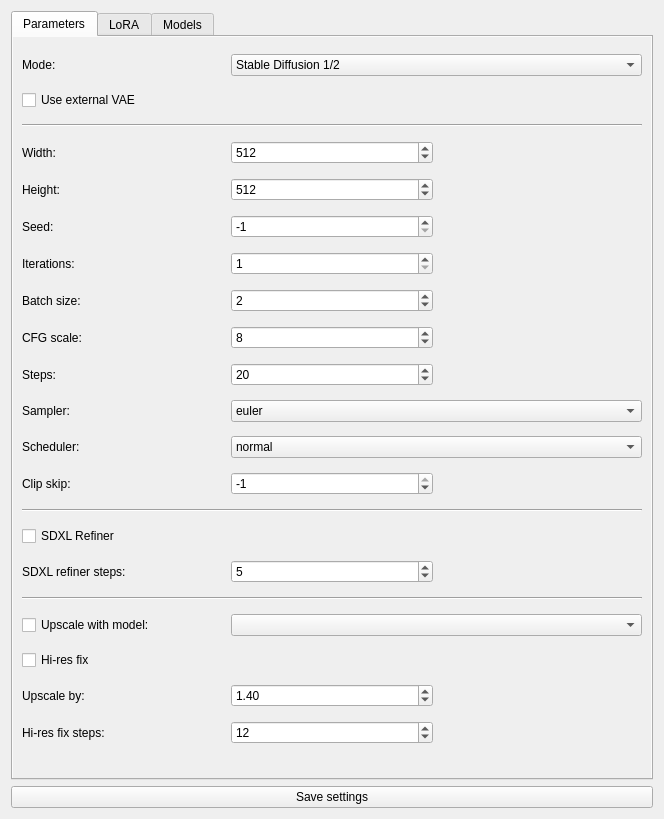
First picture: the form in assets/ui/settings_window.ui, repository shinomakoi/SnugQt, before the edit.
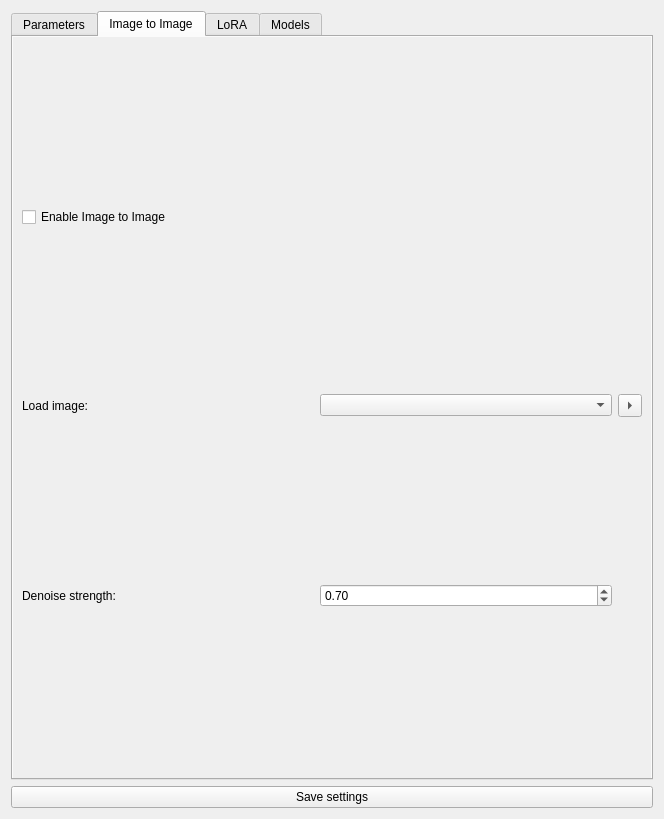
Second picture: the form after the edit. The open tabs and pages were chosen to show the change.

```diff
--- a/assets/ui/settings_window.ui
+++ b/assets/ui/settings_window.ui
@@ -14,7 +14,7 @@
    <string>SnugQt - Settings</string>
   </property>
   <layout class="QGridLayout" name="gridLayout">
-   <item row="1" column="0">
+   <item row="2" column="0">
     <widget class="QPushButton" name="saveSettingsButton">
      <property name="toolTip">
       <string>Save the current settings</string>
@@ -24,12 +24,12 @@
      </property>
     </widget>
    </item>
-   <item row="0" column="0">
-    <widget class="QTabWidget" name="tabWidget">
+   <item row="1" column="0">
+    <widget class="QTabWidget" name="settingsTab">
      <property name="currentIndex">
       <number>0</number>
      </property>
-     <widget class="QWidget" name="settingsTab">
+     <widget class="QWidget" name="parametersTab">
       <property name="autoFillBackground">
        <bool>true</bool>
       </property>
@@ -515,6 +515,72 @@
        </item>
       </layout>
      </widget>
+     <widget class="QWidget" name="img2imgTab">
+      <property name="autoFillBackground">
+       <bool>true</bool>
+      </property>
+      <attribute name="title">
+       <string>Image to Image</string>
+      </attribute>
+      <layout class="QGridLayout" name="gridLayout_5">
+       <item row="2" column="1">
+        <widget class="QLabel" name="label_26">
+         <property name="text">
+          <string>Denoise strength:</string>
+         </property>
+        </widget>
+       </item>
+       <item row="0" column="1">
+        <widget class="QCheckBox" name="img2imgCheck">
+         <property name="toolTip">
+          <string>Start with an image instead of empty latent noise</string>
+         </property>
+         <property name="text">
+          <string>Enable Image to Image</string>
+         </property>
+        </widget>
+       </item>
+       <item row="1" column="4">
+        <widget class="QToolButton" name="img2imgLoadButton">
+         <property name="toolTip">
+          <string>Load images from ComfyUI/input folder</string>
+         </property>
+         <property name="text">
+          <string>...</string>
+         </property>
+         <property name="arrowType">
+          <enum>Qt::RightArrow</enum>
+         </property>
+        </widget>
+       </item>
+       <item row="1" column="2">
+        <widget class="QComboBox" name="img2imgLoadCombo"/>
+       </item>
+       <item row="2" column="2">
+        <widget class="QDoubleSpinBox" name="img2imgDenoiseSpin">
+         <property name="toolTip">
+          <string>Denoising strength. Higher value = less like starting image</string>
+         </property>
+         <property name="maximum">
+          <double>1.000000000000000</double>
+         </property>
+         <property name="singleStep">
+          <double>0.050000000000000</double>
+         </property>
+         <property name="value">
+          <double>0.700000000000000</double>
+         </property>
+        </widget>
+       </item>
+       <item row="1" column="1">
+        <widget class="QLabel" name="label_27">
+         <property name="text">
+          <string>Load image:</string>
+         </property>
+        </widget>
+       </item>
+      </layout>
+     </widget>
      <widget class="QWidget" name="loraTab">
       <property name="autoFillBackground">
        <bool>true</bool>
@@ -616,7 +682,7 @@
        </item>
       </layout>
      </widget>
-     <widget class="QWidget" name="modelsSettingsTab">
+     <widget class="QWidget" name="modelsTab">
       <property name="autoFillBackground">
        <bool>true</bool>
       </property>
```
Left out of the diff: 1 changed line with no effect on the pictures.
